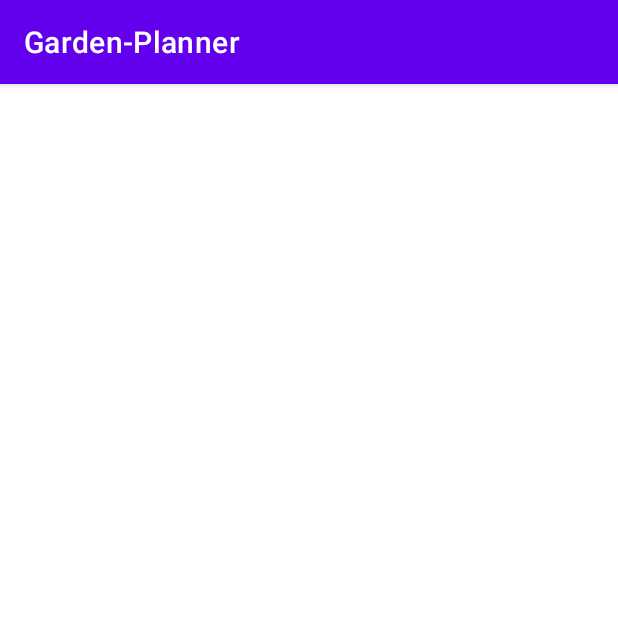
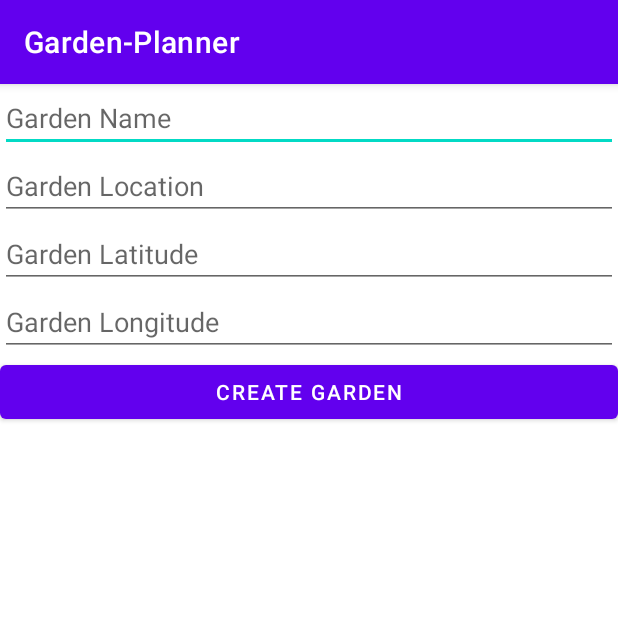
Before and after one commit to SMMotteler/Garden-Planner, an Android app: the CreateGardenActivity screen opened directly, with no data from a screen before it, on a phone screen of 412 x 824 dp, the top half of it. Run offline under Robolectric (Android 15) with nearby library versions, the phone set to English and light mode, and no system bars; libraries missing offline, so code that uses them is left out: com.parse.

Commit message:
added create new garden functionality

```diff
--- a/app/src/main/java/com/example/garden_planner/CreateGardenActivity.java
+++ b/app/src/main/java/com/example/garden_planner/CreateGardenActivity.java
@@ -3,12 +3,26 @@ package com.example.garden_planner;
 import androidx.appcompat.app.AppCompatActivity;
 
 import android.os.Bundle;
+import android.util.Log;
 import android.view.View;
+import android.widget.Button;
+import android.widget.EditText;
+import android.widget.Toast;
 
 import com.example.garden_planner.databinding.ActivityCreateGardenBinding;
+import com.example.garden_planner.models.Garden;
+import com.parse.ParseException;
+import com.parse.ParseUser;
+import com.parse.SaveCallback;
 
 public class CreateGardenActivity extends AppCompatActivity {
     private ActivityCreateGardenBinding binding;
+
+    private EditText etGardenName;
+    private EditText etGardenLocation;
+    private EditText etLatitude;
+    private EditText etLongitude;
+    private Button btCreate;
 
     @Override
     protected void onCreate(Bundle savedInstanceState) {
@@ -17,5 +31,49 @@ public class CreateGardenActivity extends AppCompatActivity {
 
         View view = binding.getRoot();
         setContentView(view);
+
+        etGardenName = binding.etGardenName;
+        etGardenLocation = binding.etGardenLocation;
+        etLatitude = binding.etLatitude;
+        etLongitude = binding.etLongitude;
+        btCreate = binding.btCreate;
+
+        btCreate.setOnClickListener(new View.OnClickListener() {
+            @Override
+            public void onClick(View v) {
+                String gardenName = etGardenName.getText().toString();
+                String gardenLocation = etGardenLocation.getText().toString();
+                String longitudeText = etLongitude.getText().toString();
+                String latitudeText = etLatitude.getText().toString();
+
+                if(gardenName.isEmpty() || gardenLocation.isEmpty()
+                        || longitudeText.isEmpty() || latitudeText.isEmpty()){
+                    Toast.makeText(CreateGardenActivity.this, "You're missing a field!",
+                            Toast.LENGTH_SHORT).show();
+                    return;
+                }
+
+                Garden garden = new Garden();
+                garden.setLatitude(Long.parseLong(latitudeText));
+                garden.setLongitude(Long.parseLong(longitudeText));
+                garden.setLocation(gardenLocation);
+                garden.setName(gardenName);
+                garden.setUser(ParseUser.getCurrentUser());
+
+                garden.saveInBackground(new SaveCallback() {
+                    @Override
+                    public void done(ParseException e) {
+                        if(e != null){
+                            Log.e("yikes", e.getMessage());
+                            Toast.makeText(CreateGardenActivity.this, "Error in making a garden!!", Toast.LENGTH_SHORT).show();
+                            return;
+                        }
+                        finish();
+                    }
+                });
+            }
+        });
     }
+
+
 }
--- a/app/src/main/res/layout/activity_create_garden.xml
+++ b/app/src/main/res/layout/activity_create_garden.xml
@@ -1,7 +1,48 @@
 <?xml version="1.0" encoding="utf-8"?>
-<androidx.constraintlayout.widget.ConstraintLayout xmlns:android="http://schemas.android.com/apk/res/android"
+<LinearLayout xmlns:android="http://schemas.android.com/apk/res/android"
     xmlns:app="http://schemas.android.com/apk/res-auto"
     xmlns:tools="http://schemas.android.com/tools"
     android:layout_width="match_parent"
     android:layout_height="match_parent"
-    tools:context=".CreateGardenActivity"/>
+    tools:context=".CreateGardenActivity"
+    android:orientation="vertical">
+
+    <EditText
+        android:id="@+id/etGardenName"
+        android:layout_width="match_parent"
+        android:layout_height="wrap_content"
+        android:ems="10"
+        android:hint="Garden Name"
+        android:inputType="textPersonName" />
+
+    <EditText
+        android:id="@+id/etGardenLocation"
+        android:layout_width="match_parent"
+        android:layout_height="wrap_content"
+        android:ems="10"
+        android:hint="Garden Location"
+        android:inputType="textPersonName" />
+
+    <EditText
+        android:id="@+id/etLatitude"
+        android:layout_width="match_parent"
+        android:layout_height="wrap_content"
+        android:ems="10"
+        android:hint="Garden Latitude"
+        android:inputType="number" />
+
+
+    <EditText
+        android:id="@+id/etLongitude"
+        android:layout_width="match_parent"
+        android:layout_height="wrap_content"
+        android:ems="10"
+        android:hint="Garden Longitude"
+        android:inputType="number" />
+
+    <Button
+        android:id="@+id/btCreate"
+        android:layout_width="match_parent"
+        android:layout_height="wrap_content"
+        android:text="Create Garden" />
+</LinearLayout>
```
Also changed, not shown: app/src/main/java/com/example/garden_planner/fragments/GardenFeedFragment.java (+14 -0 lines), app/src/main/res/layout/fragment_garden_feed.xml (+8 -0 lines).
